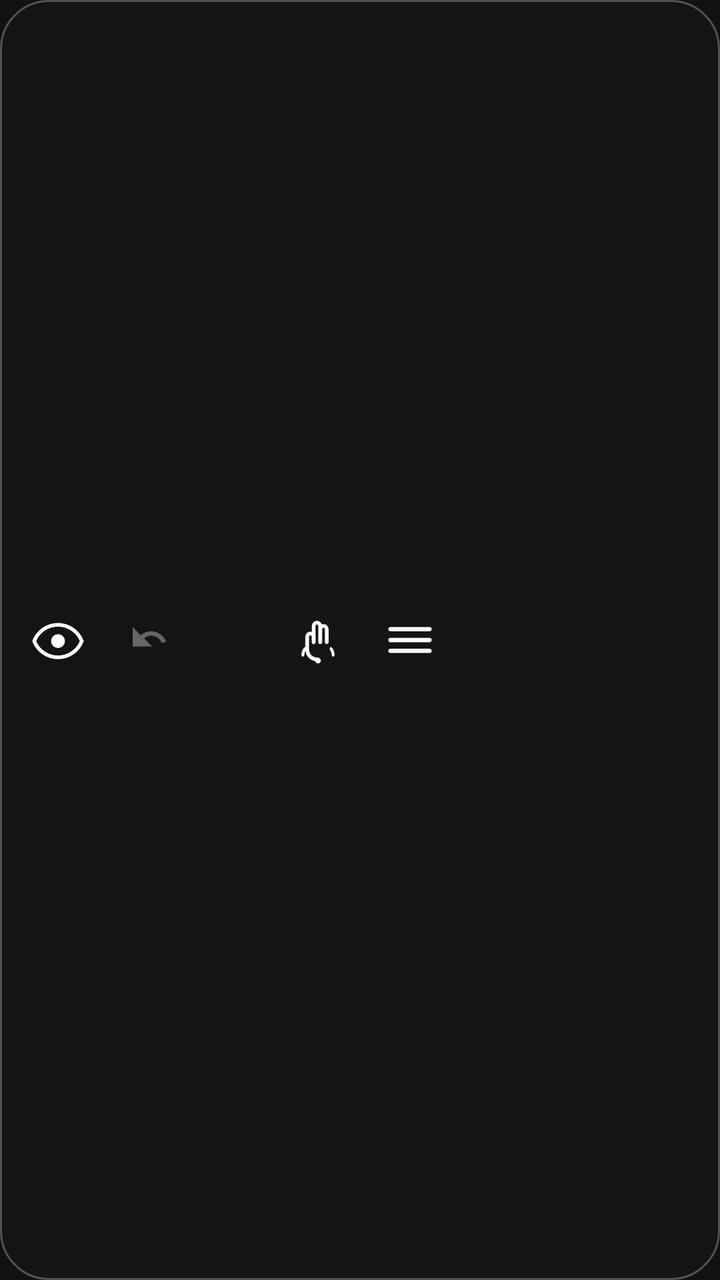
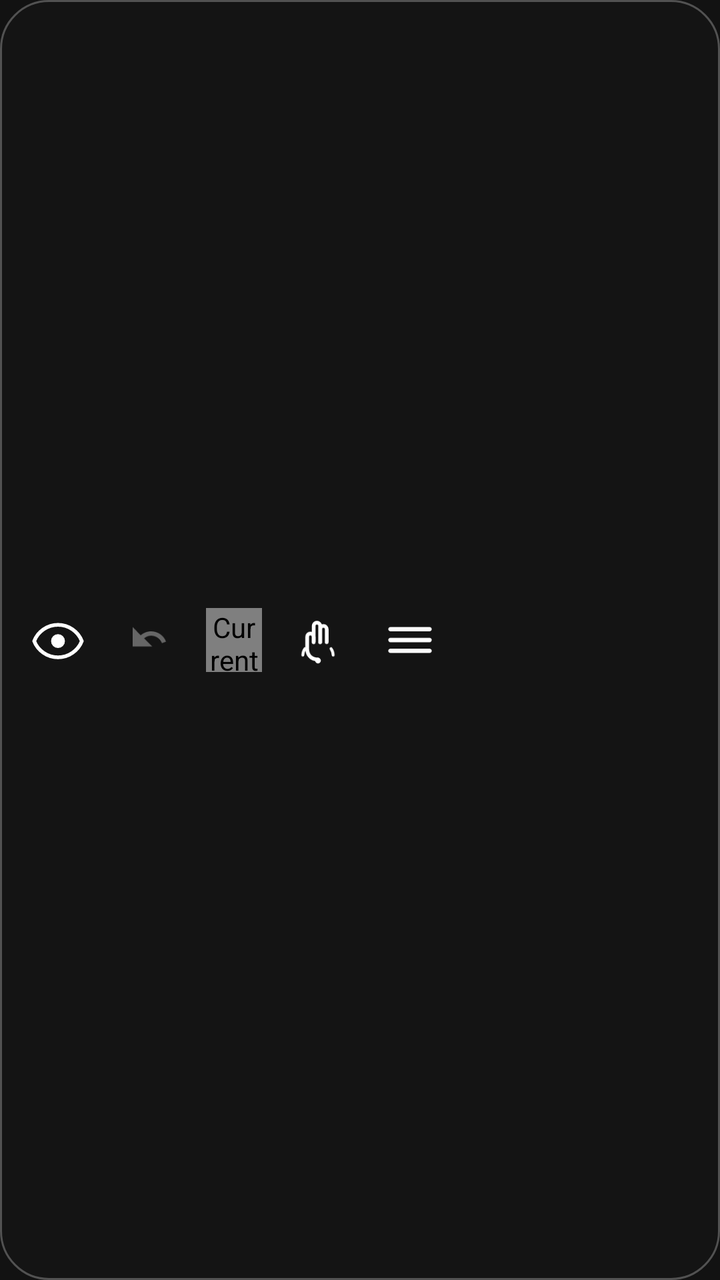

Compare the two renders of this Android layout. The source of the first and the diff that turns it into the second are given below.
<!-- AndroidManifest.xml: application theme Theme.DrawAnywhere -->
<!-- res/layout/overlay_toolbar_horizontal.xml -->
<?xml version="1.0" encoding="utf-8"?>
<LinearLayout
    xmlns:android="http://schemas.android.com/apk/res/android"
    android:layout_width="wrap_content"
    android:layout_height="wrap_content"
    android:orientation="horizontal"
    android:gravity="center_vertical"
    android:background="@drawable/bg_toolbar"
    android:paddingStart="6dp"
    android:paddingEnd="6dp"
    android:paddingTop="4dp"
    android:paddingBottom="4dp"
    android:elevation="8dp">

    <ImageView
        android:id="@+id/btn_hide"
        android:layout_width="46dp"
        android:layout_height="46dp"
        android:padding="10dp"
        android:src="@drawable/ic_eye"
        android:tint="@color/toolbar_icon_default"
        android:scaleType="fitCenter"
        android:background="@android:color/transparent"
        android:clickable="true"
        android:focusable="true"
        android:contentDescription="@string/cd_btn_hide" />

    <ImageView
        android:id="@+id/btn_undo"
        android:layout_width="46dp"
        android:layout_height="46dp"
        android:padding="10dp"
        android:src="@drawable/ic_undo"
        android:tint="@color/toolbar_icon_default"
        android:scaleType="fitCenter"
        android:background="@android:color/transparent"
        android:clickable="true"
        android:focusable="true"
        android:alpha="0.35"
        android:enabled="false"
        android:contentDescription="@string/cd_btn_undo" />

    
    <View
        android:id="@+id/view_color_dot"
        android:layout_width="30dp"
        android:layout_height="30dp"
        android:layout_marginStart="4dp"
        android:layout_marginEnd="4dp"
        android:clickable="true"
        android:focusable="true"
        android:contentDescription="@string/cd_color_dot" />

    <ImageView
        android:id="@+id/btn_finger"
        android:layout_width="46dp"
        android:layout_height="46dp"
        android:padding="10dp"
        android:src="@drawable/ic_finger"
        android:tint="@color/toolbar_icon_default"
        android:scaleType="fitCenter"
        android:background="@android:color/transparent"
        android:clickable="true"
        android:focusable="true"
        android:contentDescription="@string/cd_btn_finger" />

    <ImageView
        android:id="@+id/btn_settings"
        android:layout_width="46dp"
        android:layout_height="46dp"
        android:padding="10dp"
        android:src="@drawable/ic_settings"
        android:tint="@color/toolbar_icon_default"
        android:scaleType="fitCenter"
        android:background="@android:color/transparent"
        android:clickable="true"
        android:focusable="true"
        android:contentDescription="@string/cd_btn_settings" />

</LinearLayout>
<!-- resources referenced by this layout -->
<resources>
  <color name="toolbar_icon_default">#FFFFFFFF</color>
  <!-- drawable bg_toolbar (drawable) -->
  <?xml version="1.0" encoding="utf-8"?>
  <shape xmlns:android="http://schemas.android.com/apk/res/android"
      android:shape="rectangle">
  
      <solid android:color="@color/toolbar_bg" />
  
      <corners android:radius="24dp" />
  
      <stroke
          android:width="1dp"
          android:color="@color/toolbar_divider" />
  
  </shape>
  <!-- drawable ic_eye (drawable) -->
  <?xml version="1.0" encoding="utf-8"?>
  <vector xmlns:android="http://schemas.android.com/apk/res/android"
      android:width="24dp" android:height="24dp"
      android:viewportWidth="24" android:viewportHeight="24">
      <path
          android:pathData="M12,5C7,5 2.73,8.11 1,12.5C2.73,16.89 7,20 12,20C17,20 21.27,16.89 23,12.5C21.27,8.11 17,5 12,5Z"
          android:fillColor="#00000000"
          android:strokeColor="#FFFFFFFF"
          android:strokeWidth="1.7"
          android:strokeLineCap="round"
          android:strokeLineJoin="round" />
      <path
          android:pathData="M12,9.3A3.2,3.2 0,0 1,15.2 12.5A3.2,3.2 0,0 1,12 15.7A3.2,3.2 0,0 1,8.8 12.5A3.2,3.2 0,0 1,12 9.3Z"
          android:fillColor="#FFFFFFFF" />
  </vector>
  <!-- drawable ic_settings (drawable) -->
  <?xml version="1.0" encoding="utf-8"?>
  <vector xmlns:android="http://schemas.android.com/apk/res/android"
      android:width="24dp"
      android:height="24dp"
      android:viewportWidth="24"
      android:viewportHeight="24">
  
      
      <path
          android:pathData="M3,7H21"
          android:fillColor="#00000000"
          android:strokeColor="#FFFFFFFF"
          android:strokeWidth="2"
          android:strokeLineCap="round" />
  
      
      <path
          android:pathData="M3,12H21"
          android:fillColor="#00000000"
          android:strokeColor="#FFFFFFFF"
          android:strokeWidth="2"
          android:strokeLineCap="round" />
  
      
      <path
          android:pathData="M3,17H21"
          android:fillColor="#00000000"
          android:strokeColor="#FFFFFFFF"
          android:strokeWidth="2"
          android:strokeLineCap="round" />
  
  </vector>
  <!-- drawable ic_undo (drawable) -->
  <?xml version="1.0" encoding="utf-8"?>
  <vector xmlns:android="http://schemas.android.com/apk/res/android"
      android:width="24dp"
      android:height="24dp"
      android:viewportWidth="24"
      android:viewportHeight="24">
  
      <path
          android:pathData="M12.5,8C10.65,8 8.99,8.7 7.7,9.83L4,6V15H13L9.27,11.27C10.16,10.49 11.28,10 12.5,10C14.77,10 16.72,11.44 17.5,13.45L19.41,12.74C18.29,9.87 15.61,8 12.5,8Z"
          android:fillColor="#FFFFFFFF" />
  
  </vector>
  <string name="cd_btn_finger">Toggle touch pass-through</string>
  <string name="cd_btn_hide">Hide or show canvas</string>
  <string name="cd_btn_settings">Open settings</string>
  <string name="cd_btn_undo">Undo last stroke</string>
  <string name="cd_color_dot">Current drawing color</string>
  <color name="toolbar_bg">#E8141414</color>
  <color name="toolbar_divider">#44FFFFFF</color>
  <color name="colorPrimary">#FFB73A3A</color>
  <color name="colorPrimaryVariant">#FF8B0000</color>
  <color name="colorOnPrimary">#FFFFFFFF</color>
  <color name="colorSecondary">#FF444444</color>
  <color name="colorOnSecondary">#FFFFFFFF</color>
  <color name="colorError">#FFCF6679</color>
  <color name="colorOnError">#FF000000</color>
  <color name="colorSurface">#FF1C1C1C</color>
  <color name="colorOnSurface">#FFFFFFFF</color>
  <color name="colorBackground">#FF121212</color>
  <!-- unchanged entries left out for length: 2 -->
</resources>

<!-- the commit's change to res/layout/overlay_toolbar_horizontal.xml (unified diff, before → after) -->
@@ -41,12 +41,12 @@
         android:contentDescription="@string/cd_btn_undo" />
 
     
-    <View
+    <com.drawanywhere.app.ColorDropView
         android:id="@+id/view_color_dot"
-        android:layout_width="30dp"
-        android:layout_height="30dp"
-        android:layout_marginStart="4dp"
-        android:layout_marginEnd="4dp"
+        android:layout_width="28dp"
+        android:layout_height="32dp"
+        android:layout_marginStart="5dp"
+        android:layout_marginEnd="5dp"
         android:clickable="true"
         android:focusable="true"
         android:contentDescription="@string/cd_color_dot" />
